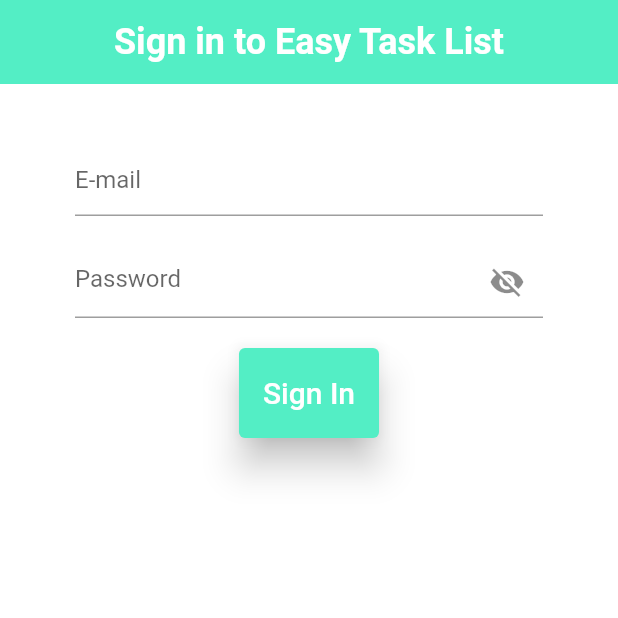
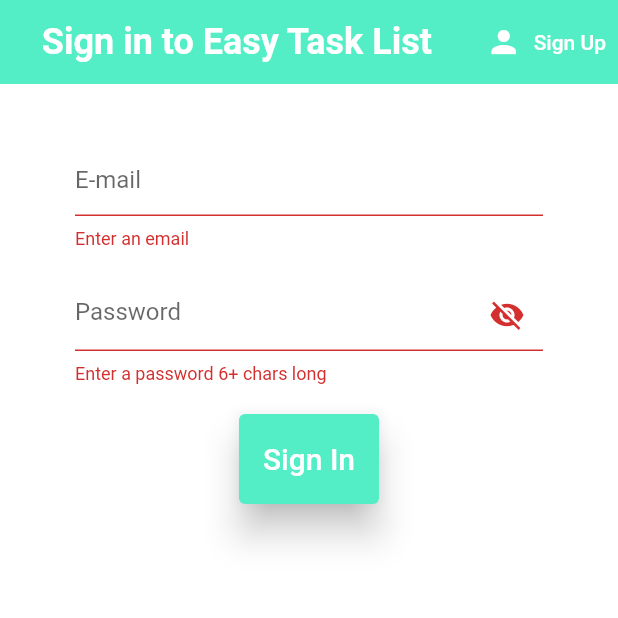
Before and after one commit to Tsukiyomi-Inari/easy_task_list, a Flutter app: the screen it shows after launch, after a tap on "Sign In", on a phone screen of 412 x 824 dp, the top half of it. Run offline on Flutter 3.47's test engine with Material 2 defaults, Android fonts, the phone set to English and light mode, and no system bars; our stand-ins replace cloud_firestore, firebase_auth, firebase_core; accounts and stored records are empty; generated files the repository leaves out were written again.

Commit message:
email registration/sign in working

```diff
--- a/lib/screens/authenticate/authenticate.dart
+++ b/lib/screens/authenticate/authenticate.dart
@@ -1,3 +1,4 @@
+import 'package:easy_task_list/screens/authenticate/register.dart';
 import 'package:easy_task_list/screens/authenticate/sign_in.dart';
 import 'package:flutter/material.dart';
 
@@ -9,11 +10,19 @@ class Authenticate extends StatefulWidget {
 }
 
 class _AuthenticateState extends State<Authenticate> {
+
+  bool showSignIn = true;
+  void toggleView() {
+    setState(() => showSignIn = !showSignIn);
+  }
+
   @override
   Widget build(BuildContext context) {
-    return Container(
-      child: SignIn(),
-    );
+    if (showSignIn){
+      return SignIn(toggleView:toggleView);
+    }else{
+      return Register(toggleView: toggleView);
+    }
   }
 
 }
--- a/lib/screens/authenticate/sign_in.dart
+++ b/lib/screens/authenticate/sign_in.dart
@@ -1,9 +1,14 @@
+import 'package:easy_task_list/screens/authenticate/register.dart';
 import 'package:easy_task_list/services/auth.dart';
 import 'package:flutter/material.dart';
 import 'package:easy_task_list/constants/colors.dart';
 
 
 class SignIn  extends StatefulWidget {
+
+  final Function toggleView;
+  const SignIn({required this.toggleView});
+
   @override
   _SignInState createState() => _SignInState();
 }
@@ -11,10 +16,12 @@ class SignIn  extends StatefulWidget {
 class _SignInState extends State<SignIn> {
 
   final AuthService _auth =  AuthService();
+  final _formKey = GlobalKey<FormState>();
 
   // Text field state
   String email = '';
   String password = '';
+  String error = '';
 
   // show the password or not
   bool _isObscure = true;
@@ -35,8 +42,16 @@ class _SignInState extends State<SignIn> {
         fontSize: 24,
         fontWeight: FontWeight.bold,
       ),)
-      ],
-      )
+      ],),
+      actions: <Widget>[
+        TextButton.icon(
+          onPressed: (){widget.toggleView();},
+          style: TextButton.styleFrom(
+            foregroundColor: Colors.white
+          ),
+          icon: const Icon(Icons.person),
+          label: const Text('Sign Up'),
+        )],
 ),
   body: Container(
     padding: const EdgeInsets.symmetric(vertical: 20.0, horizontal: 50.0),
@@ -59,21 +74,23 @@ class _SignInState extends State<SignIn> {
       child: const Text('Sign In Anon',style: TextStyle(fontSize: 20),),
     ),*/
     child: Form(
+      key: _formKey,
       child: Column(
         children:  <Widget>[
           const SizedBox(height: 20.0),
           TextFormField(
+            validator: (val) => val!.isEmpty? 'Enter an email': null,
             onChanged: (val) {
               setState(() => email = val);
             },
             decoration: const InputDecoration(
               hintText: 'E-mail',
-              //TODO: TEXT MASK AND VALIDATION
             ),
           ),
           const SizedBox(height: 20.0),
           TextFormField(
             obscureText: _isObscure,
+            validator: (val) => val!.isEmpty? 'Enter a password 6+ chars long': null,
             onChanged: (val) {
               setState(() => password = val);
             },
@@ -93,8 +110,14 @@ class _SignInState extends State<SignIn> {
           const SizedBox(height: 20.0),
           ElevatedButton(
           onPressed: ()async {
-            print("EMAIL: " + email + "\n" +
-                  "PASS : " + password);
+            if(_formKey.currentState!.validate()){
+              dynamic result = await _auth.signIn(email, password);
+              if(result == null){
+                setState(() {
+                  error = 'Could not sign in with the credentials';
+                });
+              }
+            }
           },
               style: ElevatedButton.styleFrom(
               backgroundColor: todoMint,
@@ -103,6 +126,11 @@ class _SignInState extends State<SignIn> {
             child:const Text('Sign In',
               style: TextStyle(fontSize: 20),
             ),
+          ),
+          const SizedBox(height: 12.0),
+          Text(
+            error,
+            style: const TextStyle(color: todoRed, fontSize: 14.0),
           )
         ],
       ),
--- a/lib/services/auth.dart
+++ b/lib/services/auth.dart
@@ -42,9 +42,28 @@ Stream<UserModel?> get onAuthStateChanged{
 
 
   //sign in  with email + pass
+Future signIn(String email, String password) async {
+    try{
+      return await _auth.signInWithEmailAndPassword(email: email, password: password);
+    }catch(error){
+      print(error.toString());
+      return null;
+    }
+}
+
 
   //register with email + pass
+  Future registerWithEmailAndPassword(String email, String password) async {
+    try{
+      UserCredential result = await _auth.createUserWithEmailAndPassword(email: email, password: password);
+      User user = result.user!;
 
+      return _userModelFromFirebase(user);
+    }catch(error) {
+      print(error.toString());
+      return null;
+    }
+  }
   //sign out
 
   Future signOut() async {
```
Also changed, not shown: lib/screens/authenticate/register.dart (added, +128 -0 lines).
